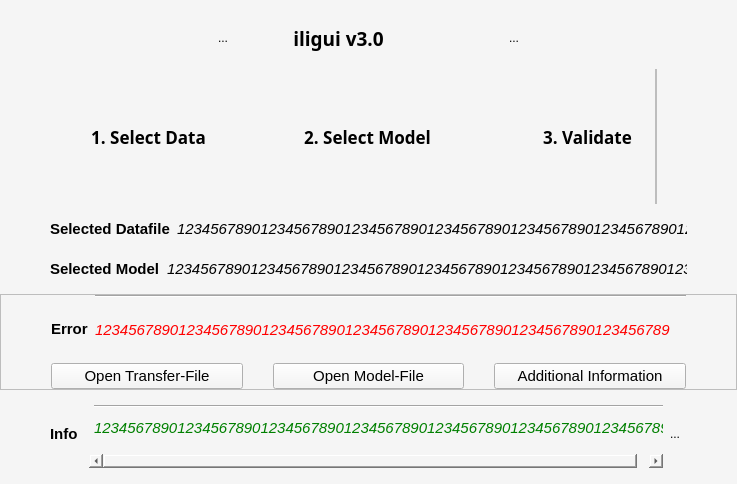
The window that ui_files/window_main.ui (MoreIceFitzGerry/iligui) describes before a commit, drawn with Qt 5.
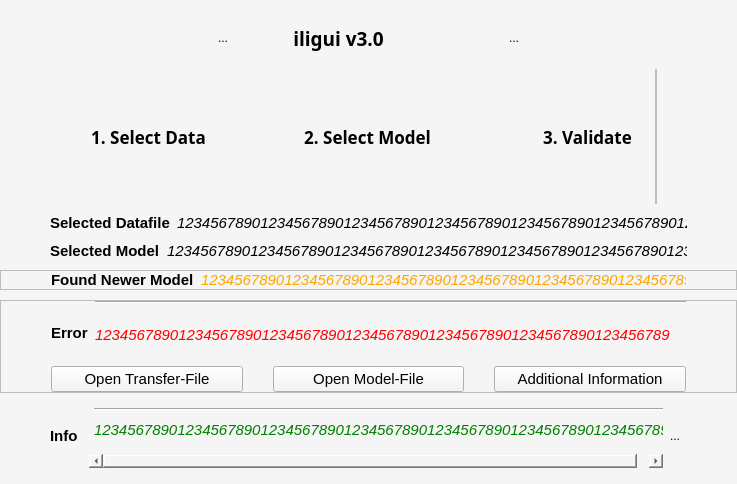
The same window after the commit. Icons and pictures are not drawn.

The edit to the form file:
```diff
--- a/ui_files/window_main.ui
+++ b/ui_files/window_main.ui
@@ -632,6 +632,12 @@
        </item>
        <item>
         <widget class="QLabel" name="fileTextcon">
+         <property name="sizePolicy">
+          <sizepolicy hsizetype="Preferred" vsizetype="Preferred">
+           <horstretch>0</horstretch>
+           <verstretch>0</verstretch>
+          </sizepolicy>
+         </property>
          <property name="text">
           <string/>
          </property>
@@ -785,6 +791,105 @@
       </layout>
      </widget>
     </item>
+    <item>
+     <widget class="QFrame" name="updatedModelFrame">
+      <property name="frameShape">
+       <enum>QFrame::StyledPanel</enum>
+      </property>
+      <property name="frameShadow">
+       <enum>QFrame::Raised</enum>
+      </property>
+      <layout class="QHBoxLayout" name="horizontalLayout_8">
+       <property name="spacing">
+        <number>0</number>
+       </property>
+       <property name="leftMargin">
+        <number>50</number>
+       </property>
+       <property name="topMargin">
+        <number>0</number>
+       </property>
+       <property name="rightMargin">
+        <number>50</number>
+       </property>
+       <property name="bottomMargin">
+        <number>0</number>
+       </property>
+       <item>
+        <widget class="QLabel" name="updated_modelLabel">
+         <property name="font">
+          <font>
+           <pointsize>11</pointsize>
+           <bold>true</bold>
+          </font>
+         </property>
+         <property name="text">
+          <string>Found Newer Model</string>
+         </property>
+        </widget>
+       </item>
+       <item>
+        <widget class="QLabel" name="updated_modelTextcon">
+         <property name="text">
+          <string/>
+         </property>
+         <property name="pixmap">
+          <pixmap>../icons/chevron-right.svg</pixmap>
+         </property>
+         <property name="alignment">
+          <set>Qt::AlignCenter</set>
+         </property>
+        </widget>
+       </item>
+       <item>
+        <widget class="QLabel" name="updated_modelText">
+         <property name="sizePolicy">
+          <sizepolicy hsizetype="MinimumExpanding" vsizetype="Preferred">
+           <horstretch>0</horstretch>
+           <verstretch>0</verstretch>
+          </sizepolicy>
+         </property>
+         <property name="font">
+          <font>
+           <pointsize>11</pointsize>
+           <italic>true</italic>
+          </font>
+         </property>
+         <property name="toolTip">
+          <string>&lt;html&gt;&lt;head/&gt;&lt;body&gt;&lt;p&gt;The Error returned by the Validator. The direct Position will be delivered if possible.&lt;/p&gt;&lt;p&gt;Click on the Error to open your INTERLIS Transfer-File with your preferred editor for XML Files. &lt;/p&gt;&lt;/body&gt;&lt;/html&gt;</string>
+         </property>
+         <property name="styleSheet">
+          <string notr="true">QLabel { color : orange; }</string>
+         </property>
+         <property name="frameShape">
+          <enum>QFrame::NoFrame</enum>
+         </property>
+         <property name="text">
+          <string>123456789012345678901234567890123456789012345678901234567890123456789</string>
+         </property>
+         <property name="scaledContents">
+          <bool>false</bool>
+         </property>
+         <property name="alignment">
+          <set>Qt::AlignLeading|Qt::AlignLeft|Qt::AlignVCenter</set>
+         </property>
+         <property name="wordWrap">
+          <bool>true</bool>
+         </property>
+         <property name="indent">
+          <number>0</number>
+         </property>
+         <property name="openExternalLinks">
+          <bool>true</bool>
+         </property>
+         <property name="textInteractionFlags">
+          <set>Qt::LinksAccessibleByMouse|Qt::TextSelectableByMouse</set>
+         </property>
+        </widget>
+       </item>
+      </layout>
+     </widget>
+    </item>
     <item>
      <widget class="QFrame" name="errorFrame">
       <property name="frameShape">
@@ -906,7 +1011,7 @@
                <x>0</x>
                <y>0</y>
                <width>594</width>
-               <height>69</height>
+               <height>55</height>
               </rect>
              </property>
              <layout class="QVBoxLayout" name="verticalLayout_4">
@@ -1183,8 +1288,8 @@
            <rect>
             <x>0</x>
             <y>0</y>
-            <width>574</width>
-            <height>69</height>
+            <width>572</width>
+            <height>55</height>
            </rect>
           </property>
           <layout class="QVBoxLayout" name="verticalLayout_2">
```
Left out of the diff: 6 changed lines with no effect on the pictures.
